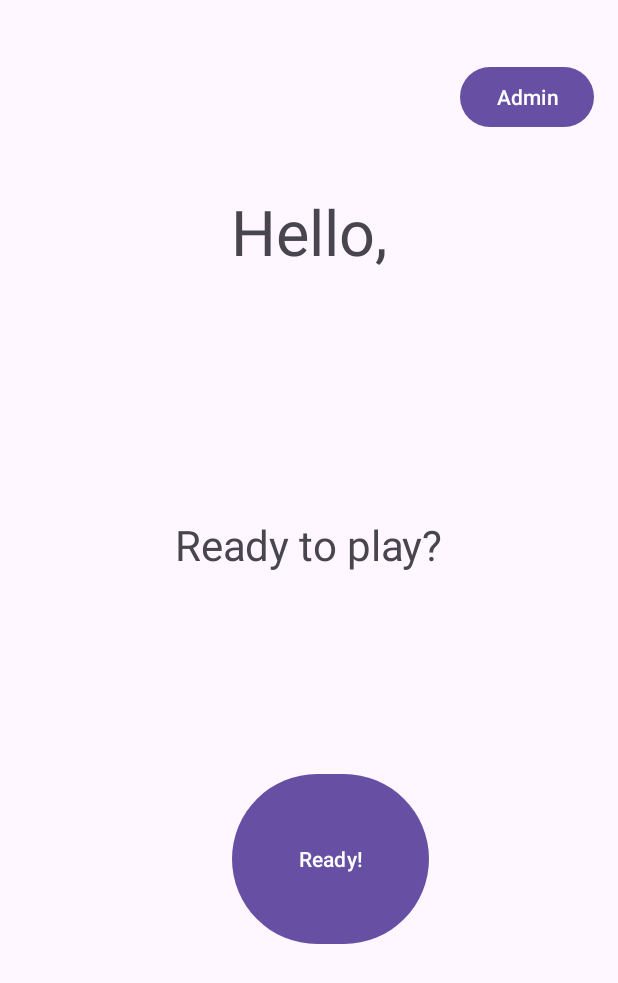
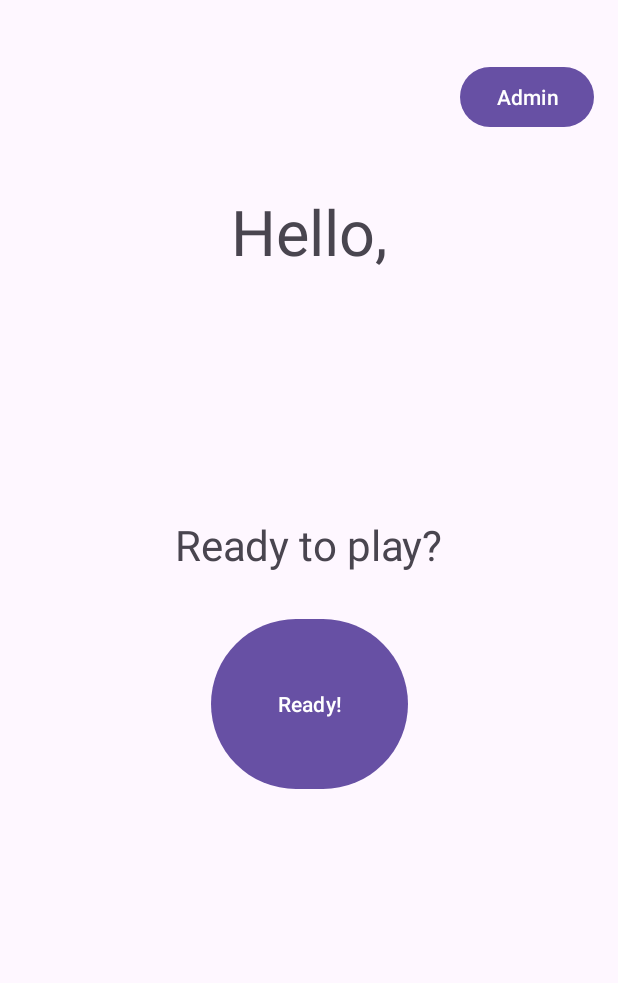
Before and after one commit to aavila10/Trivia_App, an Android app: the layout activity_landing_page.xml on its own in the app's theme, with its tools: preview values and no code run, on a phone screen of 412 x 824 dp. Shown: the top 983 px of the screen. Run offline under Robolectric (Android 15) with nearby library versions, the phone set to English and light mode, and no system bars.

Commit message:
Finished LandingPage

```diff
--- a/app/src/main/res/layout/activity_landing_page.xml
+++ b/app/src/main/res/layout/activity_landing_page.xml
@@ -50,8 +50,7 @@
         android:text="@string/ready"
         app:layout_constraintBottom_toBottomOf="parent"
         app:layout_constraintEnd_toEndOf="parent"
-        app:layout_constraintHorizontal_bias="0.55"
         app:layout_constraintStart_toStartOf="parent"
         app:layout_constraintTop_toBottomOf="@+id/textView4"
-        app:layout_constraintVertical_bias="0.423" />
+        app:layout_constraintVertical_bias="0.11" />
 </androidx.constraintlayout.widget.ConstraintLayout>
```
